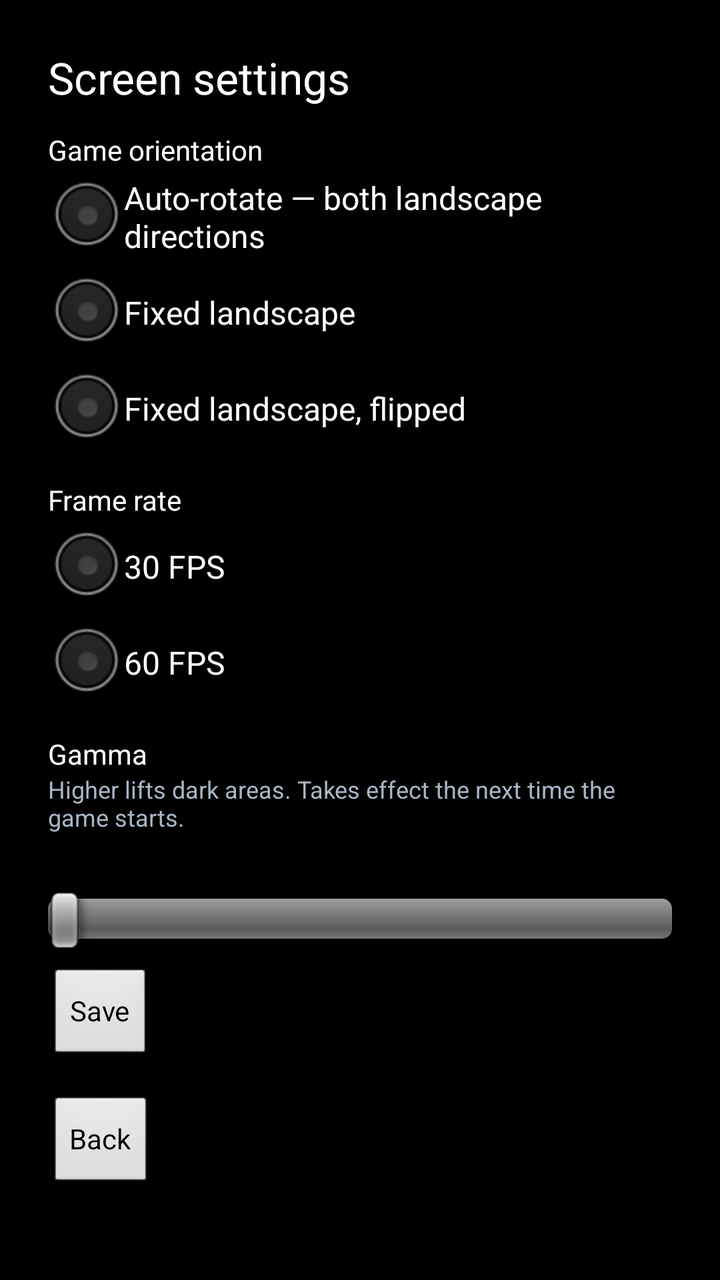
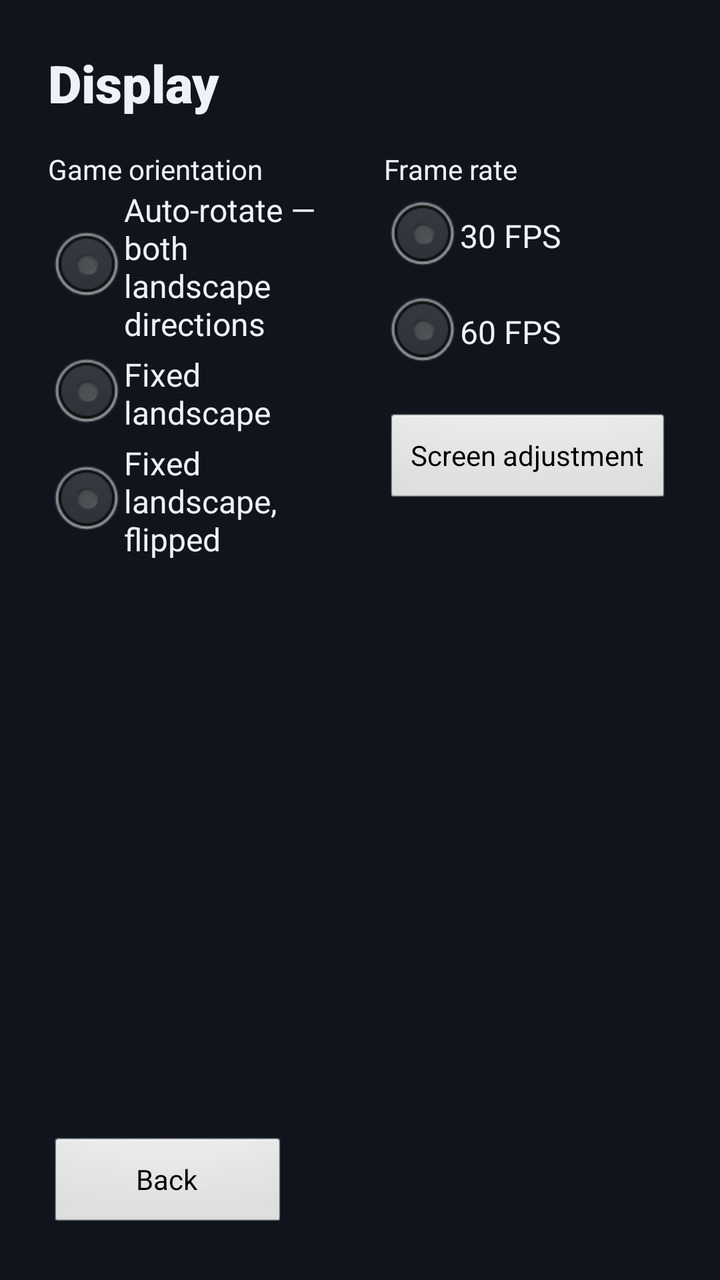

Two renders of the same Android screen: before a commit and after it. Below are the layout's source before the change and the commit's diff.
<!-- AndroidManifest.xml: application theme AppTheme -->
<!-- res/layout/activity_screen_settings.xml -->
<?xml version="1.0" encoding="utf-8"?>
<ScrollView xmlns:android="http://schemas.android.com/apk/res/android"
    android:layout_width="match_parent"
    android:layout_height="match_parent"
    android:background="#000000"
    android:fillViewport="true">
    <LinearLayout
        android:layout_width="match_parent"
        android:layout_height="wrap_content"
        android:orientation="vertical"
        android:padding="24dp">
        <TextView
            android:layout_width="match_parent"
            android:layout_height="wrap_content"
            android:text="@string/screen_settings"
            android:textColor="#FFFFFF"
            android:textSize="22sp" />
        <TextView
            android:layout_width="match_parent"
            android:layout_height="wrap_content"
            android:layout_marginTop="12dp"
            android:text="@string/orientation_label"
            android:textColor="#FFFFFF" />
        <RadioGroup
            android:layout_width="match_parent"
            android:layout_height="wrap_content">
            <RadioButton
                android:id="@+id/orientation_auto"
                android:layout_width="match_parent"
                android:layout_height="wrap_content"
                android:text="@string/orientation_auto"
                android:textColor="#FFFFFF" />
            <RadioButton
                android:id="@+id/orientation_landscape"
                android:layout_width="match_parent"
                android:layout_height="wrap_content"
                android:text="@string/orientation_landscape"
                android:textColor="#FFFFFF" />
            <RadioButton
                android:id="@+id/orientation_landscape_reverse"
                android:layout_width="match_parent"
                android:layout_height="wrap_content"
                android:text="@string/orientation_landscape_reverse"
                android:textColor="#FFFFFF" />
        </RadioGroup>
        <TextView
            android:layout_width="match_parent"
            android:layout_height="wrap_content"
            android:layout_marginTop="12dp"
            android:text="@string/fps_cap_label"
            android:textColor="#FFFFFF" />
        <RadioGroup
            android:layout_width="match_parent"
            android:layout_height="wrap_content">
            <RadioButton
                android:id="@+id/fps_cap_30"
                android:layout_width="match_parent"
                android:layout_height="wrap_content"
                android:text="@string/fps_30"
                android:textColor="#FFFFFF" />
            <RadioButton
                android:id="@+id/fps_cap_60"
                android:layout_width="match_parent"
                android:layout_height="wrap_content"
                android:text="@string/fps_60"
                android:textColor="#FFFFFF" />
        </RadioGroup>
        <TextView
            android:layout_width="match_parent"
            android:layout_height="wrap_content"
            android:layout_marginTop="12dp"
            android:text="@string/gamma_label"
            android:textColor="#FFFFFF" />
        <TextView
            android:layout_width="match_parent"
            android:layout_height="wrap_content"
            android:text="@string/gamma_hint"
            android:textColor="#AAB5C6"
            android:textSize="12sp" />
        <TextView
            android:id="@+id/gamma_value"
            android:layout_width="wrap_content"
            android:layout_height="wrap_content"
            android:textColor="#FFBF69" />
        <SeekBar
            android:id="@+id/gamma_seek"
            android:layout_width="match_parent"
            android:layout_height="48dp" />
        <Button
            android:id="@+id/save_screen_button"
            android:layout_width="wrap_content"
            android:layout_height="wrap_content"
            android:text="@string/save" />
        <Button
            android:id="@+id/back_button"
            android:layout_width="wrap_content"
            android:layout_height="wrap_content"
            android:layout_marginTop="16dp"
            android:text="@string/back_to_launcher" />
    </LinearLayout>
</ScrollView>
<!-- resources referenced by this layout -->
<resources>
  <string name="back_to_launcher">Back</string>
  <string name="fps_30">30 FPS</string>
  <string name="fps_60">60 FPS</string>
  <string name="fps_cap_label">Frame rate</string>
  <string name="gamma_hint">Higher lifts dark areas. Takes effect the next time the game starts.</string>
  <string name="gamma_label">Gamma</string>
  <string name="orientation_auto">Auto-rotate — both landscape directions</string>
  <string name="orientation_label">Game orientation</string>
  <string name="orientation_landscape">Fixed landscape</string>
  <string name="orientation_landscape_reverse">Fixed landscape, flipped</string>
  <string name="save">Save</string>
  <string name="screen_settings">Screen settings</string>
  <style name="AppTheme" parent="android:Theme.NoTitleBar.Fullscreen">
          
      </style>
</resources>

<!-- the commit's change to res/layout/activity_screen_settings.xml (unified diff, before → after) -->
@@ -2,7 +2,7 @@
 <ScrollView xmlns:android="http://schemas.android.com/apk/res/android"
     android:layout_width="match_parent"
     android:layout_height="match_parent"
-    android:background="#000000"
+    android:background="@color/ui_background"
     android:fillViewport="true">
     <LinearLayout
         android:layout_width="match_parent"
@@ -12,90 +12,100 @@
         <TextView
             android:layout_width="match_parent"
             android:layout_height="wrap_content"
-            android:text="@string/screen_settings"
-            android:textColor="#FFFFFF"
-            android:textSize="22sp" />
-        <TextView
+            android:fontFamily="sans-serif-black"
+            android:text="@string/display_settings"
+            android:textColor="@color/ui_text"
+            android:textSize="26sp" />
+        <LinearLayout
             android:layout_width="match_parent"
             android:layout_height="wrap_content"
-            android:layout_marginTop="12dp"
-            android:text="@string/orientation_label"
-            android:textColor="#FFFFFF" />
-        <RadioGroup
+            android:layout_marginTop="16dp"
+            android:baselineAligned="false"
+            android:orientation="horizontal">
+            <LinearLayout
+                android:layout_width="0dp"
+                android:layout_height="wrap_content"
+                android:layout_weight="1"
+                android:orientation="vertical">
+                <TextView
+                    android:layout_width="match_parent"
+                    android:layout_height="wrap_content"
+                    android:text="@string/orientation_label"
+                    android:textColor="@color/ui_text" />
+                <RadioGroup
+                    android:id="@+id/orientation_group"
+                    android:layout_width="match_parent"
+                    android:layout_height="wrap_content">
+                    <RadioButton
+                        android:id="@+id/orientation_auto"
+                        android:layout_width="match_parent"
+                        android:layout_height="wrap_content"
+                        android:text="@string/orientation_auto"
+                        android:textColor="@color/ui_text" />
+                    <RadioButton
+                        android:id="@+id/orientation_landscape"
+                        android:layout_width="match_parent"
+                        android:layout_height="wrap_content"
+                        android:text="@string/orientation_landscape"
+                        android:textColor="@color/ui_text" />
+                    <RadioButton
+                        android:id="@+id/orientation_landscape_reverse"
+                        android:layout_width="match_parent"
+                        android:layout_height="wrap_content"
+                        android:text="@string/orientation_landscape_reverse"
+                        android:textColor="@color/ui_text" />
+                </RadioGroup>
+            </LinearLayout>
+            <LinearLayout
+                android:layout_width="0dp"
+                android:layout_height="wrap_content"
+                android:layout_marginStart="24dp"
+                android:layout_weight="1"
+                android:orientation="vertical">
+                <TextView
+                    android:layout_width="match_parent"
+                    android:layout_height="wrap_content"
+                    android:text="@string/fps_cap_label"
+                    android:textColor="@color/ui_text" />
+                <RadioGroup
+                    android:id="@+id/fps_cap_group"
+                    android:layout_width="match_parent"
+                    android:layout_height="wrap_content">
+                    <RadioButton
+                        android:id="@+id/fps_cap_30"
+                        android:layout_width="match_parent"
+                        android:layout_height="wrap_content"
+                        android:text="@string/fps_30"
+                        android:textColor="@color/ui_text" />
+                    <RadioButton
+                        android:id="@+id/fps_cap_60"
+                        android:layout_width="match_parent"
+                        android:layout_height="wrap_content"
+                        android:text="@string/fps_60"
+                        android:textColor="@color/ui_text" />
+                </RadioGroup>
+                
+                <Button
+                    android:id="@+id/screen_adjustment_button"
+                    android:layout_width="wrap_content"
+                    android:layout_height="48dp"
+                    android:layout_marginTop="16dp"
+                    android:minWidth="220dp"
+                    android:maxLines="1"
+                    android:ellipsize="end"
+                    android:text="@string/screen_adjustment" />
+            </LinearLayout>
+        </LinearLayout>
+        <View
             android:layout_width="match_parent"
-            android:layout_height="wrap_content">
-            <RadioButton
-                android:id="@+id/orientation_auto"
-                android:layout_width="match_parent"
-                android:layout_height="wrap_content"
-                android:text="@string/orientation_auto"
-                android:textColor="#FFFFFF" />
-            <RadioButton
-                android:id="@+id/orientation_landscape"
-                android:layout_width="match_parent"
-                android:layout_height="wrap_content"
-                android:text="@string/orientation_landscape"
-                android:textColor="#FFFFFF" />
-            <RadioButton
-                android:id="@+id/orientation_landscape_reverse"
-                android:layout_width="match_parent"
-                android:layout_height="wrap_content"
-                android:text="@string/orientation_landscape_reverse"
-                android:textColor="#FFFFFF" />
-        </RadioGroup>
-        <TextView
-            android:layout_width="match_parent"
-            android:layout_height="wrap_content"
-            android:layout_marginTop="12dp"
-            android:text="@string/fps_cap_label"
-            android:textColor="#FFFFFF" />
-        <RadioGroup
-            android:layout_width="match_parent"
-            android:layout_height="wrap_content">
-            <RadioButton
-                android:id="@+id/fps_cap_30"
-                android:layout_width="match_parent"
-                android:layout_height="wrap_content"
-                android:text="@string/fps_30"
-                android:textColor="#FFFFFF" />
-            <RadioButton
-                android:id="@+id/fps_cap_60"
-                android:layout_width="match_parent"
-                android:layout_height="wrap_content"
-                android:text="@string/fps_60"
-                android:textColor="#FFFFFF" />
-        </RadioGroup>
-        <TextView
-            android:layout_width="match_parent"
-            android:layout_height="wrap_content"
-            android:layout_marginTop="12dp"
-            android:text="@string/gamma_label"
-            android:textColor="#FFFFFF" />
-        <TextView
-            android:layout_width="match_parent"
-            android:layout_height="wrap_content"
-            android:text="@string/gamma_hint"
-            android:textColor="#AAB5C6"
-            android:textSize="12sp" />
-        <TextView
-            android:id="@+id/gamma_value"
-            android:layout_width="wrap_content"
-            android:layout_height="wrap_content"
-            android:textColor="#FFBF69" />
-        <SeekBar
-            android:id="@+id/gamma_seek"
-            android:layout_width="match_parent"
-            android:layout_height="48dp" />
-        <Button
-            android:id="@+id/save_screen_button"
-            android:layout_width="wrap_content"
-            android:layout_height="wrap_content"
-            android:text="@string/save" />
+            android:layout_height="0dp"
+            android:layout_weight="1" />
         <Button
             android:id="@+id/back_button"
             android:layout_width="wrap_content"
-            android:layout_height="wrap_content"
+            android:layout_height="48dp"
             android:layout_marginTop="16dp"
+            android:minWidth="120dp"
             android:text="@string/back_to_launcher" />
     </LinearLayout>
 </ScrollView>
<!-- resource entries referenced after the edit -->
@@ -1,17 +1,17 @@
 <!-- resources referenced by this layout -->
 <resources>
+  <color name="ui_background">#10151D</color>
+  <color name="ui_text">#EEF2F8</color>
   <string name="back_to_launcher">Back</string>
+  <string name="display_settings">Display</string>
   <string name="fps_30">30 FPS</string>
   <string name="fps_60">60 FPS</string>
   <string name="fps_cap_label">Frame rate</string>
-  <string name="gamma_hint">Higher lifts dark areas. Takes effect the next time the game starts.</string>
-  <string name="gamma_label">Gamma</string>
   <string name="orientation_auto">Auto-rotate — both landscape directions</string>
   <string name="orientation_label">Game orientation</string>
   <string name="orientation_landscape">Fixed landscape</string>
   <string name="orientation_landscape_reverse">Fixed landscape, flipped</string>
-  <string name="save">Save</string>
-  <string name="screen_settings">Screen settings</string>
+  <string name="screen_adjustment">Screen adjustment</string>
   <style name="AppTheme" parent="android:Theme.NoTitleBar.Fullscreen">
           
       </style>
